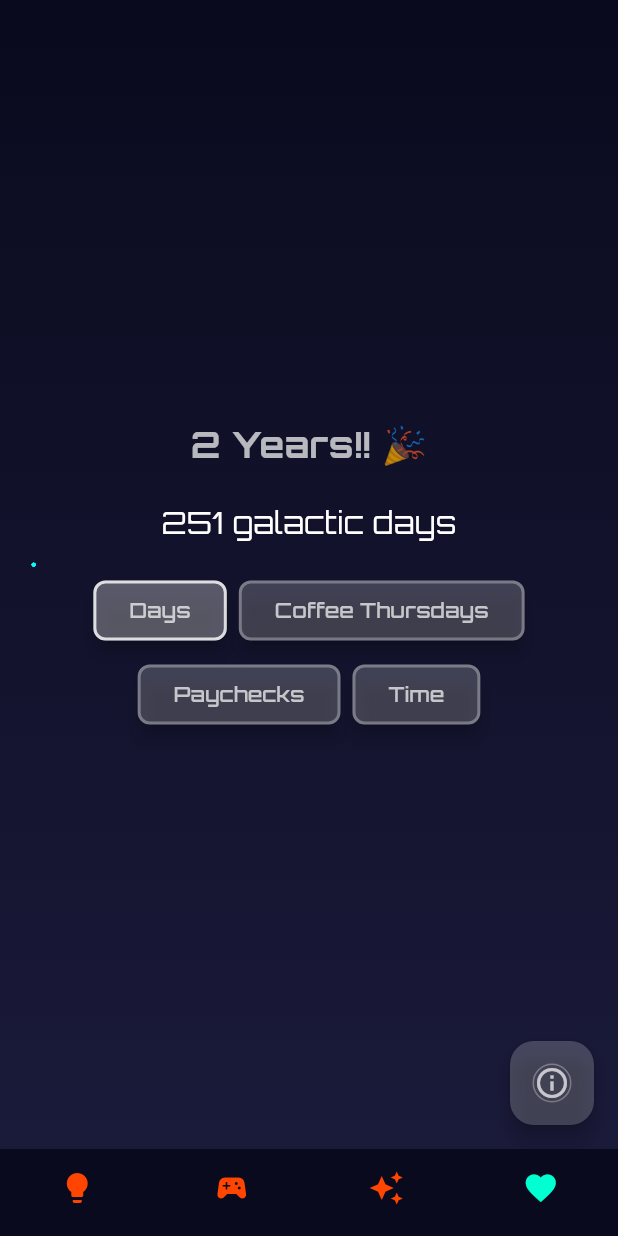
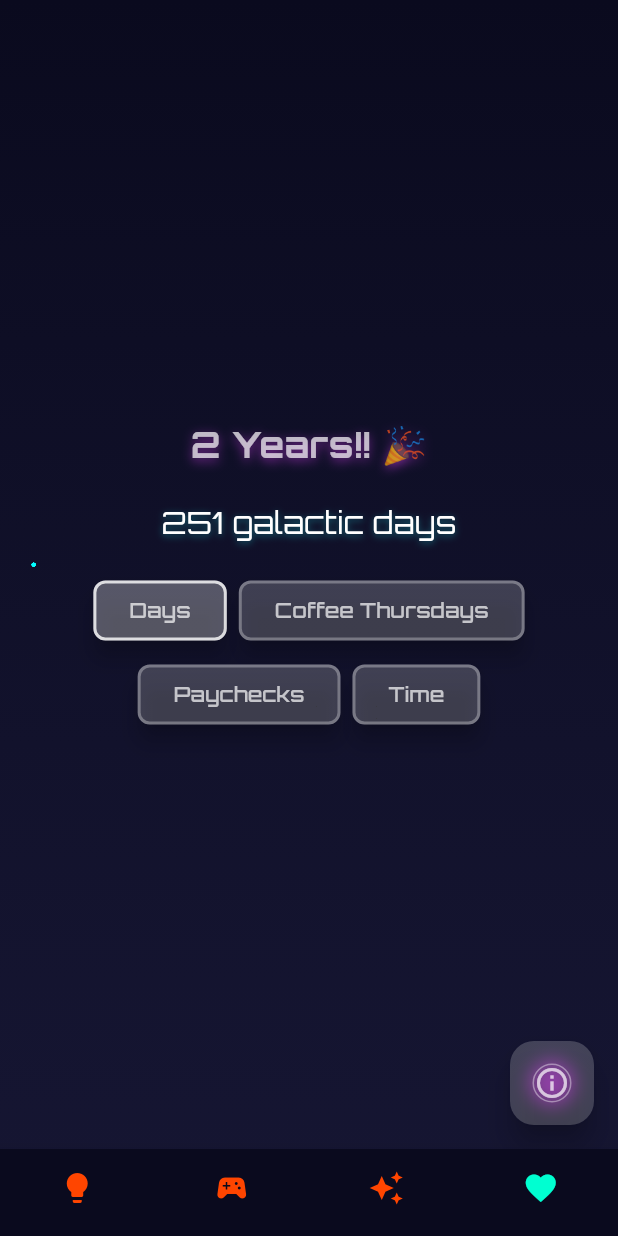
Before and after one commit to markoviandevelopments/brubaker_home_app, a Flutter app: the screen it shows after launch, item 4 of the bottom bar chosen, on a phone screen of 412 x 824 dp. Run offline on Flutter 3.47's test engine with Material 3 defaults, Android fonts, the phone set to English and light mode, and no system bars; our stand-ins replace animate_do, chewie, google_fonts, image_picker, sensors_plus, shared_preferences and 1 more; accounts and stored records are empty; network calls fail.

Commit message:
Fix linting issues and enhance UI in info_screen

```diff
--- a/lib/screens/info_screen.dart
+++ b/lib/screens/info_screen.dart
@@ -1,7 +1,7 @@
 import 'package:flutter/material.dart';
 import 'package:google_fonts/google_fonts.dart';
-import 'package:animate_do/animate_do.dart' as animateDo;
-import '../screens/star_field.dart'; // Ensure this file exists and is correct
+import 'package:animate_do/animate_do.dart' as animate_do;
+import '../screens/star_field.dart';
 import 'dart:async';
 import 'dart:ui';
 
@@ -9,10 +9,10 @@ class InfoScreen extends StatefulWidget {
   const InfoScreen({super.key});
 
   @override
-  _InfoScreenState createState() => _InfoScreenState();
+  InfoScreenState createState() => InfoScreenState();
 }
 
-class _InfoScreenState extends State<InfoScreen> {
+class InfoScreenState extends State<InfoScreen> {
   late Timer _timer;
   String _countdownMode = 'days';
   String _countdownText = '';
@@ -86,9 +86,9 @@ class _InfoScreenState extends State<InfoScreen> {
             child: Container(
               padding: const EdgeInsets.all(16),
               decoration: BoxDecoration(
-                color: Colors.white.withOpacity(0.2),
+                color: Colors.white.withValues(alpha: 0.2),
                 borderRadius: BorderRadius.circular(12),
-                border: Border.all(color: Colors.white.withOpacity(0.3)),
+                border: Border.all(color: Colors.white.withValues(alpha: 0.3)),
               ),
               child: Column(
                 mainAxisSize: MainAxisSize.min,
@@ -202,9 +202,9 @@ class _InfoScreenState extends State<InfoScreen> {
             child: Container(
               padding: const EdgeInsets.all(16),
               decoration: BoxDecoration(
-                color: Colors.white.withOpacity(0.2),
+                color: Colors.white.withValues(alpha: 0.2),
                 borderRadius: BorderRadius.circular(12),
-                border: Border.all(color: Colors.white.withOpacity(0.3)),
+                border: Border.all(color: Colors.white.withValues(alpha: 0.3)),
               ),
               child: Column(
                 mainAxisSize: MainAxisSize.min,
@@ -241,22 +241,25 @@ class _InfoScreenState extends State<InfoScreen> {
   Widget build(BuildContext context) {
     return Scaffold(
       body: Container(
-        decoration: const BoxDecoration(
+        decoration: BoxDecoration(
           gradient: LinearGradient(
             begin: Alignment.topCenter,
             end: Alignment.bottomCenter,
-            colors: [Color(0xFF0A0A1E), Color(0xFF1A1A3A)],
+            colors: [
+              Color(0xFF0A0A1E).withValues(alpha: 0.9),
+              Color(0xFF1A1A3A).withValues(alpha: 0.7),
+            ],
           ),
         ),
         child: Stack(
           children: [
-            Positioned.fill(child: StarField(opacity: 0.2)),
+            Positioned.fill(child: StarField(opacity: 0.3)),
             SafeArea(
               child: Center(
                 child: Column(
                   mainAxisAlignment: MainAxisAlignment.center,
                   children: [
-                    animateDo.FadeIn(
+                    animate_do.FadeIn(
                       duration: const Duration(milliseconds: 800),
                       child: Text(
                         '2 Years!! 🎉',
@@ -264,52 +267,91 @@ class _InfoScreenState extends State<InfoScreen> {
                           color: Colors.white70,
                           fontWeight: FontWeight.bold,
                           fontSize: 24,
+                          shadows: [
+                            Shadow(
+                              color: Colors.purpleAccent.withValues(alpha: 0.5),
+                              blurRadius: 8,
+                              offset: const Offset(0, 2),
+                            ),
+                          ],
                         ),
                         textAlign: TextAlign.center,
                       ),
                     ),
                     const SizedBox(height: 20),
                     if (_countdownMode == 'days')
-                      animateDo.BounceIn(
+                      animate_do.BounceIn(
                         duration: const Duration(milliseconds: 600),
                         child: Text(
                           _countdownText,
                           style: GoogleFonts.orbitron(
                             color: Colors.white,
                             fontSize: 20,
+                            shadows: [
+                              Shadow(
+                                color: Colors.cyanAccent.withValues(alpha: 0.4),
+                                blurRadius: 6,
+                                offset: const Offset(0, 1),
+                              ),
+                            ],
                           ),
                         ),
                       )
                     else if (_countdownMode == 'coffee_thursdays')
-                      animateDo.JelloIn(
+                      animate_do.JelloIn(
                         duration: const Duration(milliseconds: 800),
                         child: Text(
                           _countdownText,
                           style: GoogleFonts.orbitron(
                             color: Colors.white,
                             fontSize: 20,
+                            shadows: [
+                              Shadow(
+                                color: Colors.greenAccent.withValues(
+                                  alpha: 0.4,
+                                ),
+                                blurRadius: 6,
+                                offset: const Offset(0, 1),
+                              ),
+                            ],
                           ),
                         ),
                       )
                     else if (_countdownMode == 'paychecks')
-                      animateDo.Swing(
+                      animate_do.Swing(
                         duration: const Duration(milliseconds: 1000),
                         child: Text(
                           _countdownText,
                           style: GoogleFonts.orbitron(
                             color: Colors.white,
                             fontSize: 20,
+                            shadows: [
+                              Shadow(
+                                color: Colors.yellowAccent.withValues(
+                                  alpha: 0.4,
+                                ),
+                                blurRadius: 6,
+                                offset: const Offset(0, 1),
+                              ),
+                            ],
                           ),
                         ),
                       )
                     else
-                      animateDo.Pulse(
+                      animate_do.Pulse(
                         duration: const Duration(milliseconds: 600),
                         child: Text(
                           _countdownText,
                           style: GoogleFonts.orbitron(
                             color: Colors.white,
                             fontSize: 20,
+                            shadows: [
+                              Shadow(
+                                color: Colors.redAccent.withValues(alpha: 0.4),
+                                blurRadius: 6,
+                                offset: const Offset(0, 1),
+                              ),
+                            ],
                           ),
                         ),
                       ),
@@ -337,12 +379,19 @@ class _InfoScreenState extends State<InfoScreen> {
         ),
       ),
       floatingActionButton: FloatingActionButton(
-        backgroundColor: Colors.white.withOpacity(0.2),
-        elevation: 5,
+        backgroundColor: Colors.white.withValues(alpha: 0.2),
+        elevation: 8,
         child: Container(
           decoration: BoxDecoration(
             shape: BoxShape.circle,
-            border: Border.all(color: Colors.white.withOpacity(0.3)),
+            border: Border.all(color: Colors.white.withValues(alpha: 0.4)),
+            boxShadow: [
+              BoxShadow(
+                color: Colors.purpleAccent.withValues(alpha: 0.5),
+                blurRadius: 10,
+                spreadRadius: 2,
+              ),
+            ],
           ),
           child: const Icon(Icons.info_outline, color: Colors.white70),
         ),
@@ -355,18 +404,18 @@ class _InfoScreenState extends State<InfoScreen> {
     Widget button = ElevatedButton(
       style: ElevatedButton.styleFrom(
         backgroundColor: _countdownMode == mode
-            ? Colors.white.withOpacity(0.3)
-            : Colors.white.withOpacity(0.2),
+            ? Colors.white.withValues(alpha: 0.3)
+            : Colors.white.withValues(alpha: 0.2),
         shape: RoundedRectangleBorder(
           borderRadius: BorderRadius.circular(8),
           side: BorderSide(
             color: _countdownMode == mode
-                ? Colors.white.withOpacity(0.8)
-                : Colors.white.withOpacity(0.3),
+                ? Colors.white.withValues(alpha: 0.8)
+                : Colors.white.withValues(alpha: 0.3),
             width: 2,
           ),
         ),
-        elevation: 5,
+        elevation: 6,
       ),
       onPressed: () {
         setState(() {
@@ -382,22 +431,22 @@ class _InfoScreenState extends State<InfoScreen> {
 
     switch (animationType) {
       case 'BounceIn':
-        return animateDo.BounceIn(
+        return animate_do.BounceIn(
           duration: const Duration(milliseconds: 600),
           child: button,
         );
       case 'JelloIn':
-        return animateDo.JelloIn(
+        return animate_do.JelloIn(
           duration: const Duration(milliseconds: 800),
           child: button,
         );
       case 'Swing':
-        return animateDo.Swing(
+        return animate_do.Swing(
           duration: const Duration(milliseconds: 1000),
           child: button,
         );
       case 'Pulse':
-        return animateDo.Pulse(
+        return animate_do.Pulse(
           duration: const Duration(milliseconds: 600),
           child: button,
         );
```
